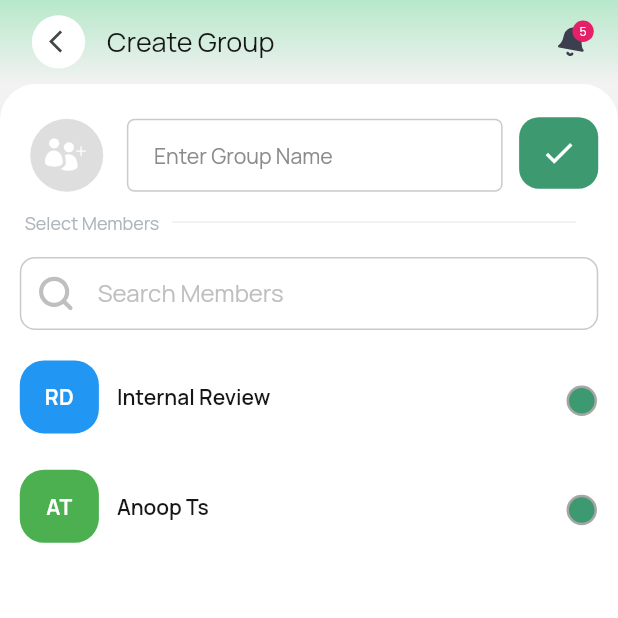
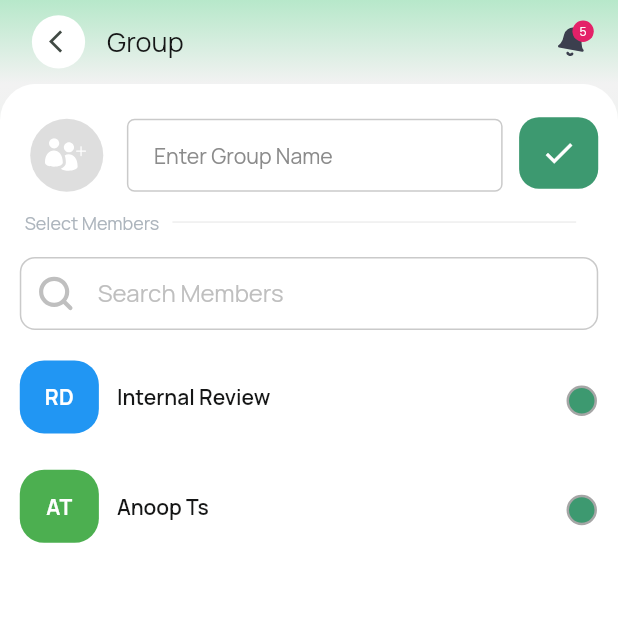
Before and after one commit to sangeethTiga/chat_soxo, a Flutter app: the GroupScreen screen opened directly, on a phone screen of 412 x 824 dp, the top half of it. Run offline on Flutter 3.47's test engine with Material 3 defaults, Android fonts, the phone set to English and light mode, and no system bars; our stand-ins replace bloc, bubble, cached_network_image, dio, equatable, flutter_bloc and 8 more; missing offline and left inert: dio_smart_retry, record.

Commit message:
BUG FIXES

```diff
--- a/lib/feature/chat/screen/chat_screen.dart
+++ b/lib/feature/chat/screen/chat_screen.dart
@@ -274,7 +274,6 @@ class _ChatScreenState extends State<ChatScreen> with TickerProviderStateMixin {
 
   void _onTabTapped(String value) {
     HapticFeedback.lightImpact();
-
     context.read<ChatCubit>().selectedTab(value);
   }
 }
--- a/lib/feature/chat/screen/widgets/appbar.dart
+++ b/lib/feature/chat/screen/widgets/appbar.dart
@@ -1,6 +1,7 @@
 import 'package:flutter/material.dart';
 import 'package:flutter_screenutil/flutter_screenutil.dart';
 import 'package:flutter_svg/svg.dart';
+import 'package:go_router/go_router.dart';
 import 'package:soxo_chat/feature/chat/screen/widgets/user_data.dart';
 import 'package:soxo_chat/shared/constants/colors.dart';
 import 'package:soxo_chat/shared/routes/routes.dart';
@@ -314,7 +315,7 @@ PreferredSizeWidget buildSeamlessAppBar(
                 if (isNotification == false)
                   GestureDetector(
                     onTap: () {
-                      Navigator.pushNamed(context, routeNotification);
+                      context.push(routeNotification);
                     },
                     child: Stack(
                       clipBehavior: Clip.none,
--- a/lib/feature/group/screen/group_screen.dart
+++ b/lib/feature/group/screen/group_screen.dart
@@ -16,7 +16,12 @@ class GroupScreen extends StatelessWidget {
   @override
   Widget build(BuildContext context) {
     return Scaffold(
-      appBar: buildAppBar(title: 'Create Group', context, {}, isLeading: true),
+      appBar: buildAppBar(
+        title: data?['title'] ?? 'Group',
+        context,
+        {},
+        isLeading: true,
+      ),
       body: Column(
         children: [
           Expanded(
@@ -67,7 +72,8 @@ class GroupScreen extends StatelessWidget {
                               hight: 48.h,
                               fillColor: kWhite,
                               // prefix: SizedBox(width: 0),
-                              hintText: 'Enter Group Name',
+                              hintText:
+                                  'Enter ${data?['subtitle'] ?? 'Group'} Name',
                               inputBorder: OutlineInputBorder(
                                 borderRadius: BorderRadius.circular(5.r),
                                 borderSide: BorderSide(
```
Also changed, not shown: lib/feature/chat/screen/widgets/flating_button.dart (+10 -2 lines).
